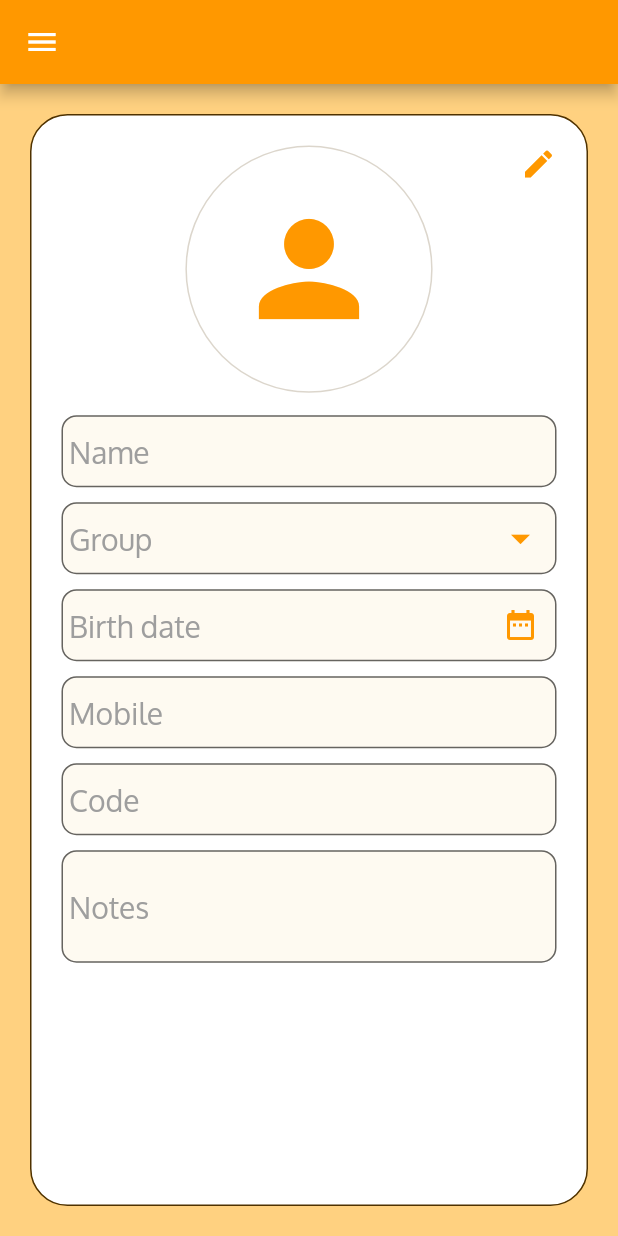
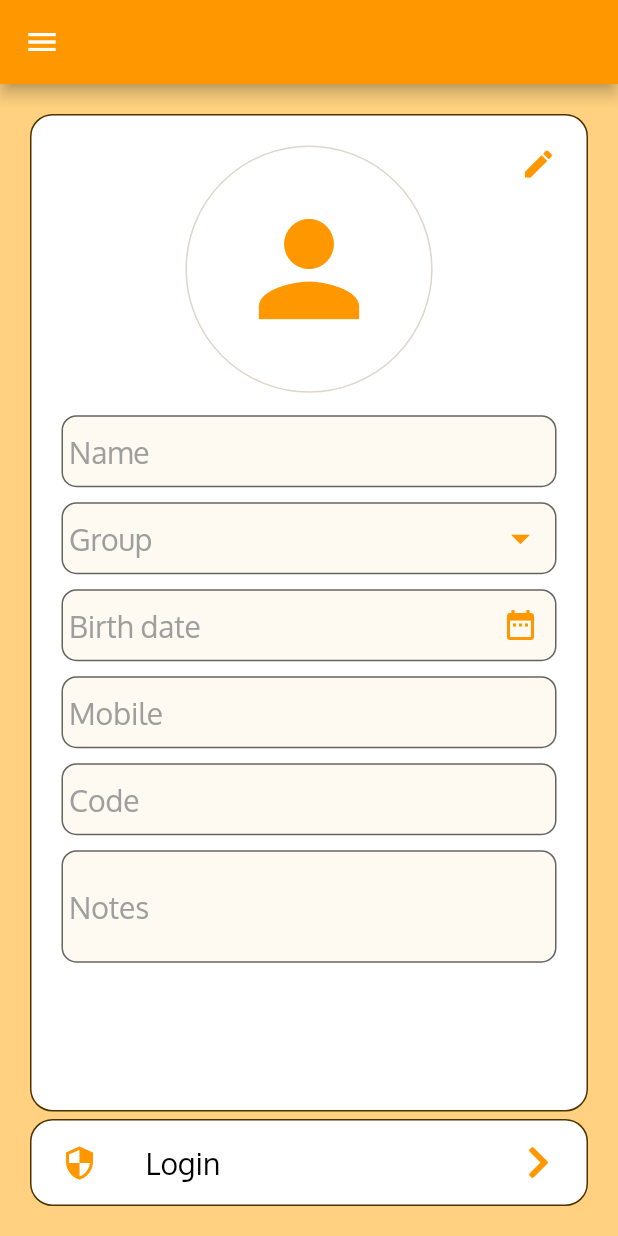
Before and after one commit to Mina-Nabil/StMaryFC, a Flutter app: the HomeScreen screen opened directly, in the side drawer, after a tap on "View your profile", on a phone screen of 412 x 824 dp. Run offline on Flutter 3.47's test engine with Material 2 defaults, Android fonts, the light colour scheme and no system bars; our stand-ins replace connectivity, flutter_secure_storage, font_awesome_flutter, image_cropper, image_picker, page_transition and 1 more; accounts and stored records are empty; network calls fail.

Commit message:
Edit email/password widgets

```diff
--- a/lib/screens/AddUsersScreen.dart
+++ b/lib/screens/AddUsersScreen.dart
@@ -84,7 +84,7 @@ class _AddUsersScreenState extends State<AddUsersScreen> {
       Expanded(
         child: Container(
           padding: EdgeInsets.only(top: 20, left: 20, right: 20),
-          decoration: BoxDecoration(color: Colors.white, borderRadius: BorderRadius.all(Radius.circular(25)), border: Border.all(color: Color.fromRGBO(79, 50, 0, 1))),
+          decoration: BoxDecoration(color: Colors.white, borderRadius: BorderRadius.all(Radius.circular(15)), border: Border.all(color: Color.fromRGBO(79, 50, 0, 1))),
           child: Stack(
           children: [
             ListView(
--- a/lib/screens/ProfileScreen.dart
+++ b/lib/screens/ProfileScreen.dart
@@ -3,6 +3,7 @@ import 'package:StMaryFA/screens/AddUsersScreen.dart';
 import 'package:StMaryFA/screens/FAScreen.dart';
 import 'package:StMaryFA/widgets/DefAppBar.dart';
 import 'package:StMaryFA/widgets/DefDrawer.dart';
+import 'package:StMaryFA/widgets/EditLoginInfo.dart';
 import 'package:flutter/material.dart';
 import 'package:provider/provider.dart';
 
@@ -14,7 +15,13 @@ class ProfileScreen extends StatelessWidget {
     return FAScreen(
       appBar: DefAppBar.getBar(context, Utils.capitalize(Provider.of<Auth>(context).userName), isAdd: false),
       drawer: DefDrawer(),
-      body: AddUsersScreen.view(Provider.of<Auth>(context).currentUser),
+      body: Column(
+        children: [
+          Expanded(child: AddUsersScreen.view(Provider.of<Auth>(context).currentUser)),
+          SizedBox(height: 5,),
+          EditLoginInfo(),
+        ],
+      ) ,
     );
   }
 }
--- /dev/null
+++ b/lib/widgets/EditLoginInfo.dart
@@ -0,0 +1,68 @@
+
+
+import 'package:StMaryFA/screens/EditLoginEmailScreen.dart';
+import 'package:StMaryFA/screens/EditLoginPasswordScreen.dart';
+import 'package:flutter/material.dart';
+import 'package:font_awesome_flutter/font_awesome_flutter.dart';
+
+class EditLoginInfo extends StatefulWidget {
+  @override
+  _EditLoginInfoState createState() => _EditLoginInfoState();
+}
+
+class _EditLoginInfoState extends State<EditLoginInfo> {
+
+  bool _open = false;
+
+  @override
+  Widget build(BuildContext context) {
+    return Container(
+      padding: EdgeInsets.only(left: 20, right: 20),
+      decoration: BoxDecoration(color: Colors.white, borderRadius: BorderRadius.all(Radius.circular(15)), border: Border.all(color: Color.fromRGBO(79, 50, 0, 1))),
+      child: Column(children: [
+        ListTile(
+          leading: Icon(Icons.security, color: Theme.of(context).iconTheme.color,),
+          title: Text("Login", style: Theme.of(context).textTheme.bodyText1),
+          trailing: Icon(_open ? FontAwesomeIcons.chevronDown : FontAwesomeIcons.chevronRight,  color: Theme.of(context).iconTheme.color,),
+          contentPadding: EdgeInsets.zero,
+          onTap: () =>
+            setState(() {
+              _open = !_open;
+            })
+          ,
+        ),
+
+        if(_open)
+          ListTile(
+            leading: Icon(Icons.email, color: Theme.of(context).iconTheme.color,),
+            title: Text("Email", style: TextStyle(color: Colors.black),),
+            trailing: Icon( FontAwesomeIcons.chevronRight,  color: Theme.of(context).iconTheme.color,),
+            contentPadding: EdgeInsets.zero,
+            dense: true,
+            onTap: () {
+              Navigator.push(
+                context,
+                MaterialPageRoute(builder: (context) => EditLoginEmailScreen()),
+              );
+            }
+          ),
+        if(_open)
+          ListTile(
+            leading: Icon(Icons.lock ,color: Theme.of(context).iconTheme.color,),
+            title: Text("Password", style: TextStyle(color: Colors.black),),
+            trailing: Icon( FontAwesomeIcons.chevronRight,  color: Theme.of(context).iconTheme.color,),
+            contentPadding: EdgeInsets.zero,
+            dense: true,
+            onTap: () {
+              Navigator.push(
+                context,
+                MaterialPageRoute(builder: (context) => EditLoginPasswordScreen()),
+              );
+            }
+          ),
+      ],
+    )
+
+    );
+  }
+}
```
Also changed, not shown: lib/screens/EditLoginEmailScreen.dart (added, +95 -0 lines), lib/screens/EditLoginPasswordScreen.dart (added, +83 -0 lines).
